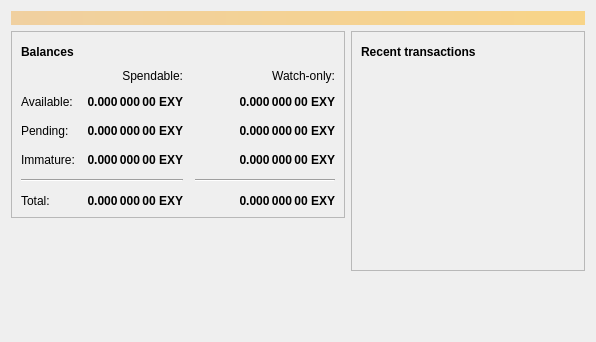
Above: src/qt/forms/overviewpage.ui from LucienZerger/straya-coin-dev before the change. Below: the same form after it.
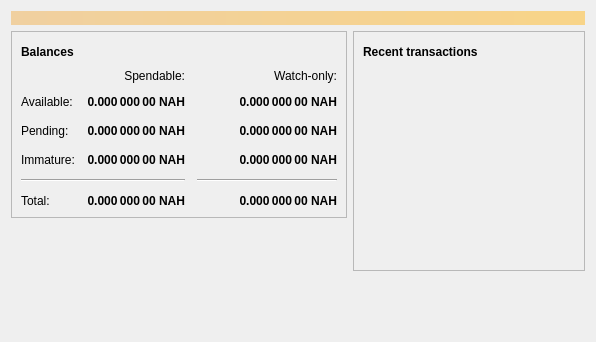
That is the form after the change. Icons and pictures are not drawn.

```diff
--- a/src/qt/forms/overviewpage.ui
+++ b/src/qt/forms/overviewpage.ui
@@ -129,7 +129,7 @@
                <string>Unconfirmed transactions to watch-only addresses</string>
               </property>
               <property name="text">
-               <string notr="true">0.000 000 00 EXY</string>
+               <string notr="true">0.000 000 00 NAH</string>
               </property>
               <property name="alignment">
                <set>Qt::AlignRight|Qt::AlignTrailing|Qt::AlignVCenter</set>
@@ -154,7 +154,7 @@
                <string>Total of transactions that have yet to be confirmed, and do not yet count toward the spendable balance</string>
               </property>
               <property name="text">
-               <string notr="true">0.000 000 00 EXY</string>
+               <string notr="true">0.000 000 00 NAH</string>
               </property>
               <property name="alignment">
                <set>Qt::AlignRight|Qt::AlignTrailing|Qt::AlignVCenter</set>
@@ -179,7 +179,7 @@
                <string>Mined balance in watch-only addresses that has not yet matured</string>
               </property>
               <property name="text">
-               <string notr="true">0.000 000 00 EXY</string>
+               <string notr="true">0.000 000 00 NAH</string>
               </property>
               <property name="alignment">
                <set>Qt::AlignRight|Qt::AlignTrailing|Qt::AlignVCenter</set>
@@ -237,7 +237,7 @@
                <string>Mined balance that has not yet matured</string>
               </property>
               <property name="text">
-               <string notr="true">0.000 000 00 EXY</string>
+               <string notr="true">0.000 000 00 NAH</string>
               </property>
               <property name="alignment">
                <set>Qt::AlignRight|Qt::AlignTrailing|Qt::AlignVCenter</set>
@@ -282,7 +282,7 @@
                <string>Your current total balance</string>
               </property>
               <property name="text">
-               <string notr="true">0.000 000 00 EXY</string>
+               <string notr="true">0.000 000 00 NAH</string>
               </property>
               <property name="alignment">
                <set>Qt::AlignRight|Qt::AlignTrailing|Qt::AlignVCenter</set>
@@ -307,7 +307,7 @@
                <string>Current total balance in watch-only addresses</string>
               </property>
               <property name="text">
-               <string notr="true">0.000 000 00 EXY</string>
+               <string notr="true">0.000 000 00 NAH</string>
               </property>
               <property name="alignment">
                <set>Qt::AlignRight|Qt::AlignTrailing|Qt::AlignVCenter</set>
@@ -349,7 +349,7 @@
                <string>Your current spendable balance</string>
               </property>
               <property name="text">
-               <string notr="true">0.000 000 00 EXY</string>
+               <string notr="true">0.000 000 00 NAH</string>
               </property>
               <property name="alignment">
                <set>Qt::AlignRight|Qt::AlignTrailing|Qt::AlignVCenter</set>
@@ -374,7 +374,7 @@
                <string>Your current balance in watch-only addresses</string>
               </property>
               <property name="text">
-               <string notr="true">0.000 000 00 EXY</string>
+               <string notr="true">0.000 000 00 NAH</string>
               </property>
               <property name="alignment">
                <set>Qt::AlignRight|Qt::AlignTrailing|Qt::AlignVCenter</set>
```
